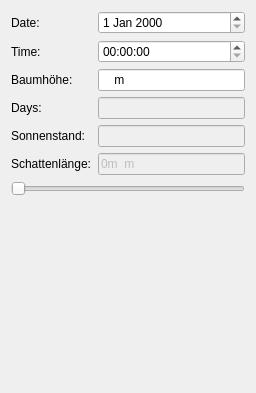
Before: the Qt Designer form Python/Shadow/ui/Data.ui in afester/CodeSamples, drawn with Qt 5.
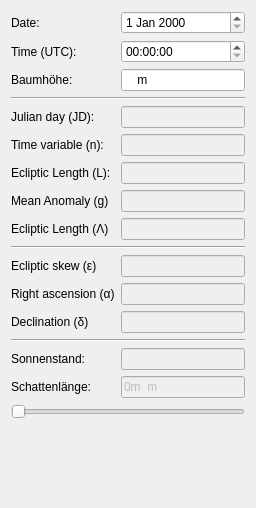
After: the same form once the commit is applied.

Commit message: Shadow sample

```diff
--- a/Python/Shadow/ui/Data.ui
+++ b/Python/Shadow/ui/Data.ui
@@ -7,13 +7,13 @@
     <x>0</x>
     <y>0</y>
     <width>256</width>
-    <height>393</height>
+    <height>508</height>
    </rect>
   </property>
   <property name="windowTitle">
    <string>Form</string>
   </property>
-  <layout class="QHBoxLayout" name="horizontalLayout">
+  <layout class="QVBoxLayout" name="verticalLayout">
    <item>
     <layout class="QFormLayout" name="formLayout">
      <item row="0" column="0">
@@ -29,7 +29,7 @@
      <item row="1" column="0">
       <widget class="QLabel" name="label_2">
        <property name="text">
-        <string>Time:</string>
+        <string>Time (UTC):</string>
        </property>
       </widget>
      </item>
@@ -50,31 +50,130 @@
        </property>
       </widget>
      </item>
-     <item row="3" column="0">
-      <widget class="QLabel" name="label_3">
-       <property name="text">
-        <string>Days:</string>
-       </property>
-      </widget>
-     </item>
-     <item row="3" column="1">
-      <widget class="QLineEdit" name="lineEdit">
-       <property name="enabled">
-        <bool>false</bool>
-       </property>
-       <property name="readOnly">
-        <bool>true</bool>
+     <item row="3" column="0" colspan="2">
+      <widget class="Line" name="line">
+       <property name="orientation">
+        <enum>Qt::Horizontal</enum>
        </property>
       </widget>
      </item>
      <item row="4" column="0">
+      <widget class="QLabel" name="jDLabel">
+       <property name="text">
+        <string>Julian day (JD):</string>
+       </property>
+      </widget>
+     </item>
+     <item row="4" column="1">
+      <widget class="QLineEdit" name="jDLineEdit">
+       <property name="enabled">
+        <bool>false</bool>
+       </property>
+       <property name="readOnly">
+        <bool>true</bool>
+       </property>
+      </widget>
+     </item>
+     <item row="5" column="0">
+      <widget class="QLabel" name="timeVariableNLabel">
+       <property name="text">
+        <string>Time variable (n):</string>
+       </property>
+      </widget>
+     </item>
+     <item row="5" column="1">
+      <widget class="QLineEdit" name="timeVariableNLineEdit">
+       <property name="enabled">
+        <bool>false</bool>
+       </property>
+       <property name="readOnly">
+        <bool>true</bool>
+       </property>
+      </widget>
+     </item>
+     <item row="6" column="0">
+      <widget class="QLabel" name="eclipticLengthLLabel">
+       <property name="text">
+        <string>Ecliptic Length (L):</string>
+       </property>
+      </widget>
+     </item>
+     <item row="6" column="1">
+      <widget class="QLineEdit" name="LVariableLineEdit">
+       <property name="enabled">
+        <bool>false</bool>
+       </property>
+       <property name="readOnly">
+        <bool>true</bool>
+       </property>
+      </widget>
+     </item>
+     <item row="7" column="0">
+      <widget class="QLabel" name="meanAnomalyGLabel">
+       <property name="text">
+        <string>Mean Anomaly (g)</string>
+       </property>
+      </widget>
+     </item>
+     <item row="7" column="1">
+      <widget class="QLineEdit" name="meanAnomalyGLineEdit">
+       <property name="enabled">
+        <bool>false</bool>
+       </property>
+       <property name="readOnly">
+        <bool>true</bool>
+       </property>
+      </widget>
+     </item>
+     <item row="8" column="0">
+      <widget class="QLabel" name="eclipticLengthLabel">
+       <property name="text">
+        <string>Ecliptic Length (Λ)</string>
+       </property>
+      </widget>
+     </item>
+     <item row="8" column="1">
+      <widget class="QLineEdit" name="eclipticLengthLineEdit">
+       <property name="enabled">
+        <bool>false</bool>
+       </property>
+       <property name="readOnly">
+        <bool>true</bool>
+       </property>
+      </widget>
+     </item>
+     <item row="9" column="0" colspan="2">
+      <widget class="Line" name="line_2">
+       <property name="orientation">
+        <enum>Qt::Horizontal</enum>
+       </property>
+      </widget>
+     </item>
+     <item row="11" column="0">
+      <widget class="QLabel" name="rightAscensionLabel">
+       <property name="text">
+        <string>Right ascension (α)</string>
+       </property>
+      </widget>
+     </item>
+     <item row="11" column="1">
+      <widget class="QLineEdit" name="rightAscensionLineEdit">
+       <property name="enabled">
+        <bool>false</bool>
+       </property>
+       <property name="readOnly">
+        <bool>true</bool>
+       </property>
+      </widget>
+     </item>
+     <item row="14" column="0">
       <widget class="QLabel" name="label_4">
        <property name="text">
         <string>Sonnenstand:</string>
        </property>
       </widget>
      </item>
-     <item row="4" column="1">
+     <item row="14" column="1">
       <widget class="QLineEdit" name="lineEdit_2">
        <property name="enabled">
         <bool>false</bool>
@@ -84,14 +183,14 @@
        </property>
       </widget>
      </item>
-     <item row="5" column="0">
+     <item row="15" column="0">
       <widget class="QLabel" name="label_6">
        <property name="text">
         <string>Schattenlänge:</string>
        </property>
       </widget>
      </item>
-     <item row="5" column="1">
+     <item row="15" column="1">
       <widget class="QLineEdit" name="lineEdit_4">
        <property name="enabled">
         <bool>false</bool>
@@ -107,7 +206,7 @@
        </property>
       </widget>
      </item>
-     <item row="6" column="0" colspan="2">
+     <item row="16" column="0" colspan="2">
       <widget class="QSlider" name="testSlider">
        <property name="maximum">
         <number>360</number>
@@ -117,6 +216,47 @@
        </property>
       </widget>
      </item>
+     <item row="13" column="0" colspan="2">
+      <widget class="Line" name="line_3">
+       <property name="orientation">
+        <enum>Qt::Horizontal</enum>
+       </property>
+      </widget>
+     </item>
+     <item row="10" column="0">
+      <widget class="QLabel" name="eclipticSkewLabel">
+       <property name="text">
+        <string>Ecliptic skew (ε)</string>
+       </property>
+      </widget>
+     </item>
+     <item row="10" column="1">
+      <widget class="QLineEdit" name="eclipticSkewLineEdit">
+       <property name="enabled">
+        <bool>false</bool>
+       </property>
+       <property name="readOnly">
+        <bool>true</bool>
+       </property>
+      </widget>
+     </item>
+     <item row="12" column="0">
+      <widget class="QLabel" name="declinationLabel">
+       <property name="text">
+        <string>Declination (δ)</string>
+       </property>
+      </widget>
+     </item>
+     <item row="12" column="1">
+      <widget class="QLineEdit" name="declinationLineEdit">
+       <property name="enabled">
+        <bool>false</bool>
+       </property>
+       <property name="readOnly">
+        <bool>true</bool>
+       </property>
+      </widget>
+     </item>
     </layout>
    </item>
   </layout>
```
The commit also changes 2 other files.
